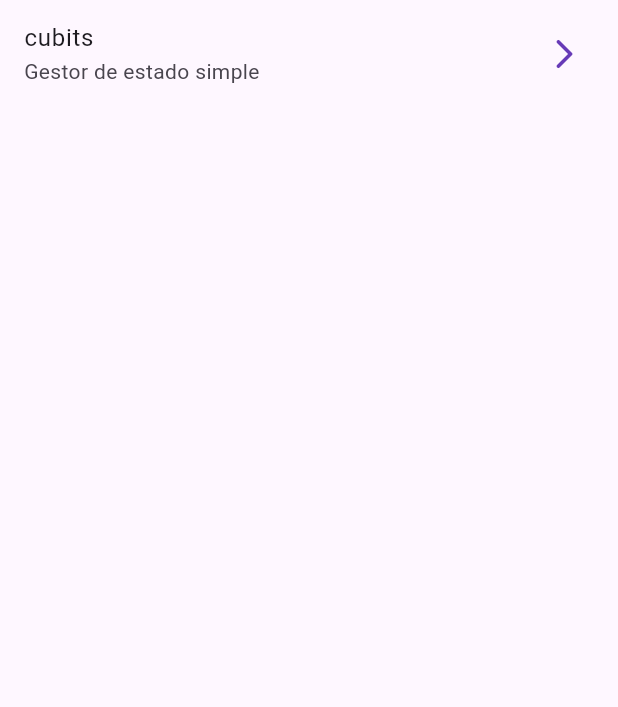
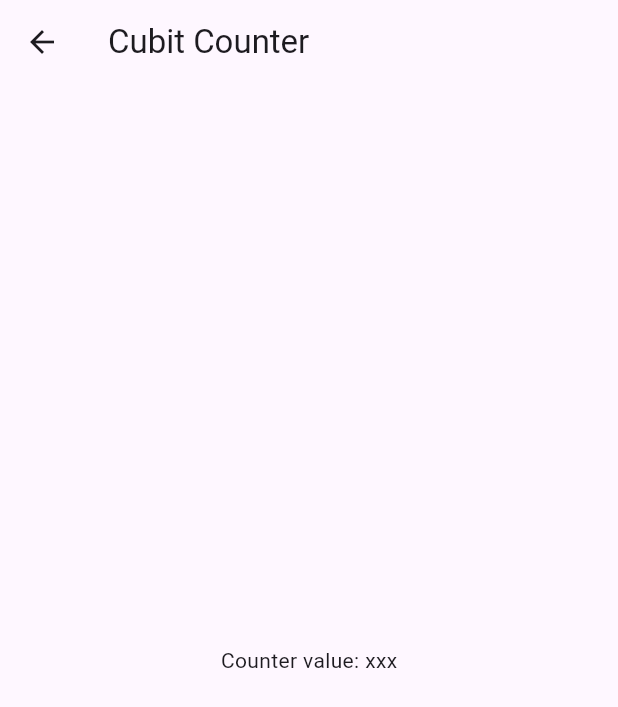
Before and after one commit to mau-14/FormApp, a Flutter app: the HomeScreen screen opened by its route, after a tap on "cubits", on a phone screen of 412 x 824 dp. Shown: the top 707 px of the screen. Run offline on Flutter 3.47's test engine with Material 3 defaults, Android fonts, the phone set to English and light mode, and no system bars; our stand-ins replace go_router.

```diff
--- a/lib/config/router/app_router.dart
+++ b/lib/config/router/app_router.dart
@@ -1,9 +1,13 @@
+import 'package:forms_app/presentation/screens/cubit_counter_screen.dart';
 import 'package:forms_app/presentation/screens/home_screen.dart';
 import 'package:go_router/go_router.dart';
 
 final appRouter = GoRouter(
   routes: [
     GoRoute(path: '/', builder: (context, state) => const HomeScreen()),
-    GoRoute(path: '/cubits', builder: (context, state) => const HomeScreen()),
+    GoRoute(
+      path: '/cubits',
+      builder: (context, state) => const CubitCounterScreen(),
+    ),
   ],
 );
--- /dev/null
+++ b/lib/presentation/screens/cubit_counter_screen.dart
@@ -0,0 +1,13 @@
+import 'package:flutter/material.dart';
+
+class CubitCounterScreen extends StatelessWidget {
+  const CubitCounterScreen({super.key});
+
+  @override
+  Widget build(BuildContext context) {
+    return Scaffold(
+      appBar: AppBar(title: const Text('Cubit Counter')),
+      body: Center(child: const Text('Counter value: xxx')),
+    );
+  }
+}
--- a/lib/presentation/screens/home_screen.dart
+++ b/lib/presentation/screens/home_screen.dart
@@ -1,4 +1,5 @@
 import 'package:flutter/material.dart';
+import 'package:go_router/go_router.dart';
 
 class HomeScreen extends StatelessWidget {
   const HomeScreen({super.key});
@@ -12,7 +13,7 @@ class HomeScreen extends StatelessWidget {
             title: const Text('cubits'),
             subtitle: const Text('Gestor de estado simple'),
             trailing: const Icon(Icons.arrow_forward_ios_rounded),
-            onTap: () => {},
+            onTap: () => context.push('/cubits'),
           ),
         ],
       ),
--- /dev/null
+++ b/lib/presentation/screens/screens.dart
@@ -0,0 +1,2 @@
+export 'home_screen.dart';
+export 'cubit_counter_screen.dart';
```
Also changed, not shown: 2 other files.
